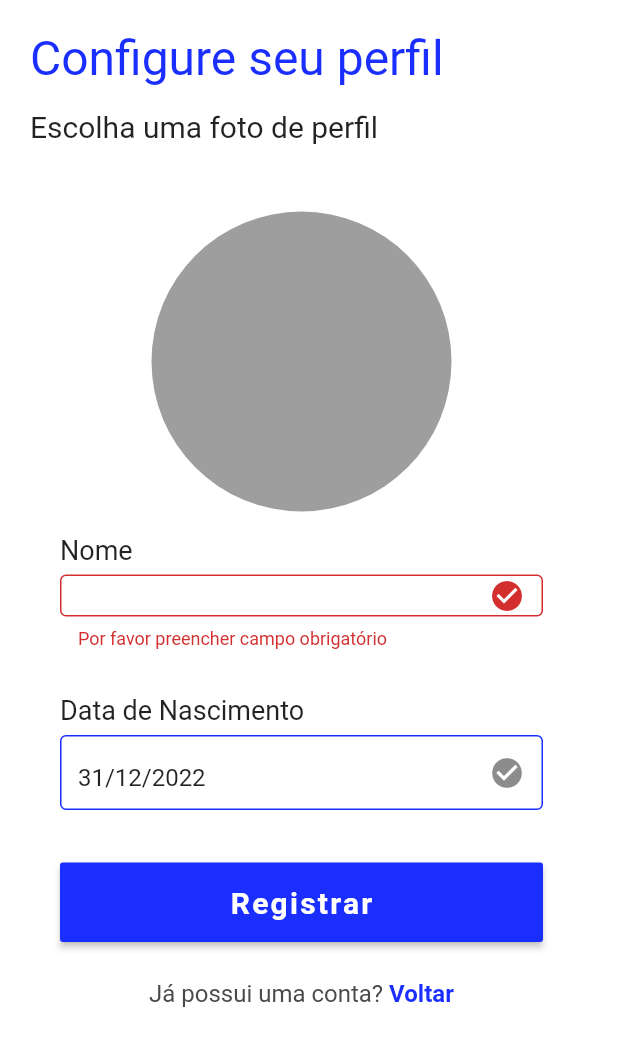
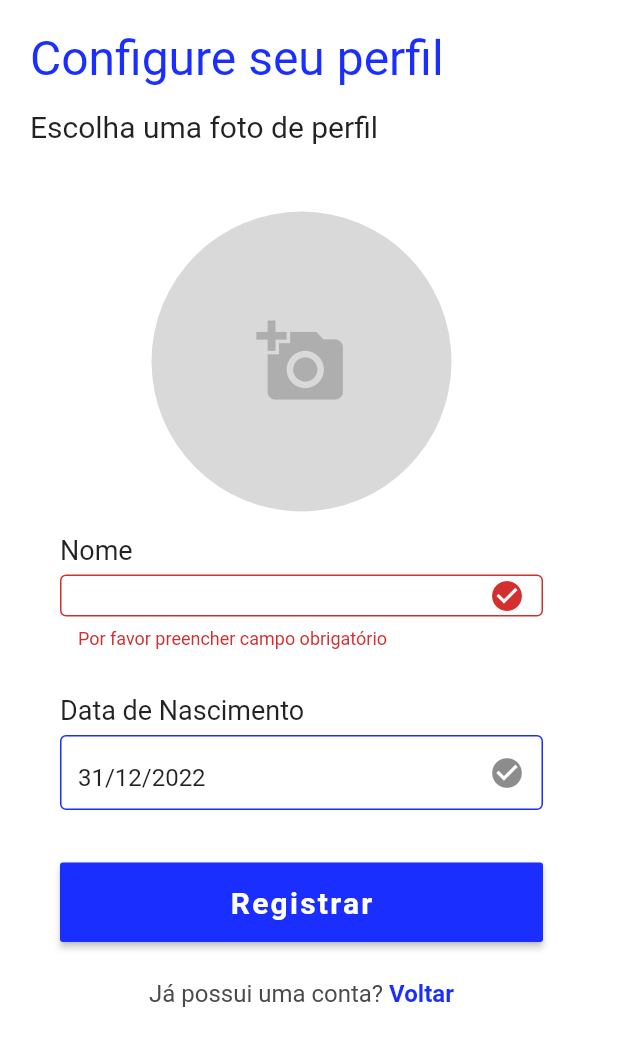
Before and after one commit to MKShoji/Project_KnowBre, a Flutter app: the NextRegisterPage screen opened by its route, after a tap on "Registrar", on a phone screen of 412 x 824 dp. Shown: the top 1046 px of the screen. Run offline on Flutter 3.47's test engine with Material 2 defaults, Android fonts, the phone set to English and light mode, and no system bars; our stand-ins replace brasil_fields, cloud_firestore, firebase_auth, firebase_core, firebase_storage, get and 3 more; missing offline and left inert: flutterfire_ui; accounts and stored records are empty; network calls fail; Roboto replaces fonts that are missing (Montserrat).

Commit message:
Image Picker + Profile Pick from firebase

```diff
--- a/knowbre/lib/pages/home/home_page_controller.dart
+++ b/knowbre/lib/pages/home/home_page_controller.dart
@@ -38,8 +38,9 @@ class _HomePageControllerState extends State<HomePageController> {
       drawer: Drawer(
         child: ListView(children: [
           UserAccountsDrawerHeader(
-            currentAccountPicture: const CircleAvatar(
-              backgroundColor: AppColor.primary,
+            currentAccountPicture: CircleAvatar(
+              backgroundImage:
+                  NetworkImage(authController.firestoreUser.value!.photoURL),
             ),
             accountName:
                 Text(authController.firestoreUser.value?.nome ?? "Nome"),
--- a/knowbre/lib/pages/login/next_register_page.dart
+++ b/knowbre/lib/pages/login/next_register_page.dart
@@ -1,7 +1,10 @@
+import 'dart:io';
+
 import 'package:firebase_auth/firebase_auth.dart';
 import 'package:flutter/material.dart';
 import 'package:flutter/services.dart';
 import 'package:flutterfire_ui/auth.dart';
+import 'package:image_picker/image_picker.dart';
 import 'package:knowbre/shared/constants/controllers.dart';
 import 'package:knowbre/shared/models/models.dart';
 import 'package:knowbre/shared/services/database.dart';
@@ -18,6 +21,9 @@ class NextRegisterPage extends StatefulWidget {
 class _NextRegisterPageState extends State<NextRegisterPage> {
   final _formKey = GlobalKey<FormState>();
 
+  XFile? photo;
+  final ImagePicker _picker = ImagePicker();
+
   final apelidoController = TextEditingController();
   final dataController = TextEditingController(
       text: UtilData.obterDataDDMMAAAA(DateTime(2022, 12, 31)));
@@ -28,6 +34,26 @@ class _NextRegisterPageState extends State<NextRegisterPage> {
       style: TextStyle(
         fontSize: 32,
         color: AppColor.primary,
+      ),
+    );
+  }
+
+  Widget _profilePick() {
+    return GestureDetector(
+      onTap: () {
+        pickImage();
+      },
+      child: CircleAvatar(
+        radius: 100,
+        backgroundColor: AppColor.profilePick,
+        backgroundImage: photo != null ? FileImage(File(photo!.path)) : null,
+        child: photo == null
+            ? const Icon(
+                Icons.add_a_photo,
+                color: AppColor.profilePickIcon,
+                size: 60,
+              )
+            : null,
       ),
     );
   }
@@ -123,15 +149,18 @@ class _NextRegisterPageState extends State<NextRegisterPage> {
       padding: const EdgeInsets.symmetric(vertical: 25.0),
       width: double.infinity,
       child: RaisedButton(
-        onPressed: () {
+        onPressed: () async {
           if (_formKey.currentState!.validate() == true) {
+            await uploadPfp().then((value) async {});
+            String value = await getDownload();
             DatabaseMethods()
                 .firebaseFirestore
                 .collection("users")
                 .doc(authController.user?.uid)
                 .update({
               'apelido': apelidoController.text,
-              'dateNasc': dataController.text
+              'dateNasc': dataController.text,
+              'photoURL': value != null ? value : "",
             }).then(
               ((value) => Navigator.pushReplacementNamed(context, '/home')),
             );
@@ -218,10 +247,7 @@ class _NextRegisterPageState extends State<NextRegisterPage> {
                           const SizedBox(
                             height: 15.0,
                           ),
-                          const CircleAvatar(
-                            radius: 100,
-                            backgroundColor: Colors.grey,
-                          ),
+                          _profilePick(),
                           const SizedBox(
                             height: 15.0,
                           ),
@@ -247,4 +273,28 @@ class _NextRegisterPageState extends State<NextRegisterPage> {
       ),
     );
   }
+
+  Future pickImage() async {
+    photo = await _picker.pickImage(source: ImageSource.gallery);
+    setState(() {});
+  }
+
+  Future<void> uploadPfp() async {
+    File uploadFile = File(photo!.path);
+
+    try {
+      await firebaseStorage.ref('/fotos/profilePic/${uploadFile.path}').putFile(
+          uploadFile != null ? uploadFile : File('assets/default_avatar.png'));
+    } catch (e) {
+      print(e);
+    }
+  }
+
+  Future<String> getDownload() async {
+    File uploadedFile = File(photo!.path);
+
+    return firebaseStorage
+        .ref('/fotos/profilePic/${uploadedFile.path}')
+        .getDownloadURL();
+  }
 }
--- a/knowbre/lib/shared/constants/controllers.dart
+++ b/knowbre/lib/shared/constants/controllers.dart
@@ -1,3 +1,5 @@
+import 'package:firebase_storage/firebase_storage.dart';
 import 'package:knowbre/shared/services/auth_controller.dart';
 
 AuthController authController = AuthController.instance;
+FirebaseStorage firebaseStorage = FirebaseStorage.instance;
--- a/knowbre/lib/shared/models/user.dart
+++ b/knowbre/lib/shared/models/user.dart
@@ -4,7 +4,7 @@ import 'package:cloud_firestore/cloud_firestore.dart';
 
 class UserModel {
   final String? uid;
-  final String? photoURL;
+  final String photoURL;
   final String? email;
   final String? nome;
   final String? bio;
--- /dev/null
+++ b/knowbre/lib/shared/services/storage.dart
@@ -0,0 +1,5 @@
+import 'package:firebase_storage/firebase_storage.dart';
+
+class StorageMethods {
+  final FirebaseStorage firebaseStorage = FirebaseStorage.instance;
+}
--- a/knowbre/lib/shared/themes/app_colors.dart
+++ b/knowbre/lib/shared/themes/app_colors.dart
@@ -3,4 +3,6 @@ import 'package:flutter/material.dart';
 class AppColor {
   static const primary = Color(0xFF192EFF);
   static const background = Color(0xFFFFFFFF);
+  static const profilePick = Color(0xFFD9D9D9);
+  static const profilePickIcon = Color(0xFFAEAEAE);
 }
--- a/knowbre/pubspec.yaml
+++ b/knowbre/pubspec.yaml
@@ -47,6 +47,8 @@ dependencies:
   brasil_fields: ^1.4.5
   flutter_native_splash: ^2.1.6
   get: ^4.6.5
+  image_picker: ^0.8.5+3
+  firebase_storage: ^10.3.8
 
 
 dev_dependencies:
```
Also changed, not shown: knowbre/lib/shared/widgets/login_widgets/input_field_text.dart (deleted, +0 -47 lines), knowbre/lib/shared/widgets/profile_image_pick.dart (added, +36 -0 lines), knowbre/assets/images/default_avatar.png (added), knowbre/pubspec.lock.
